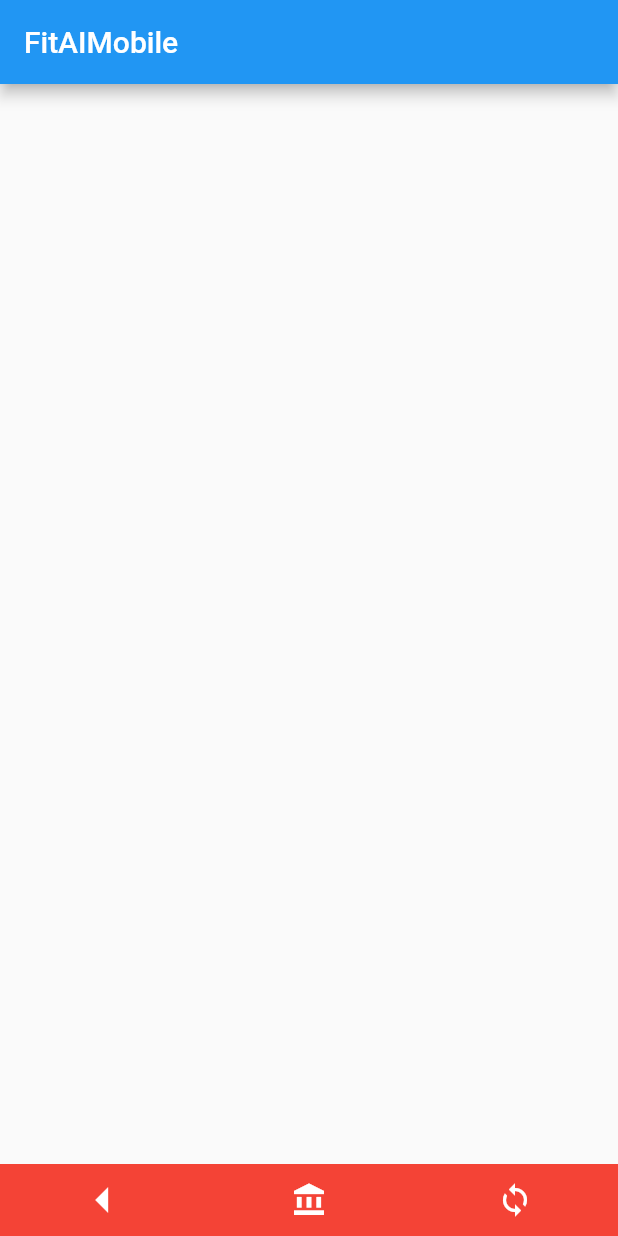
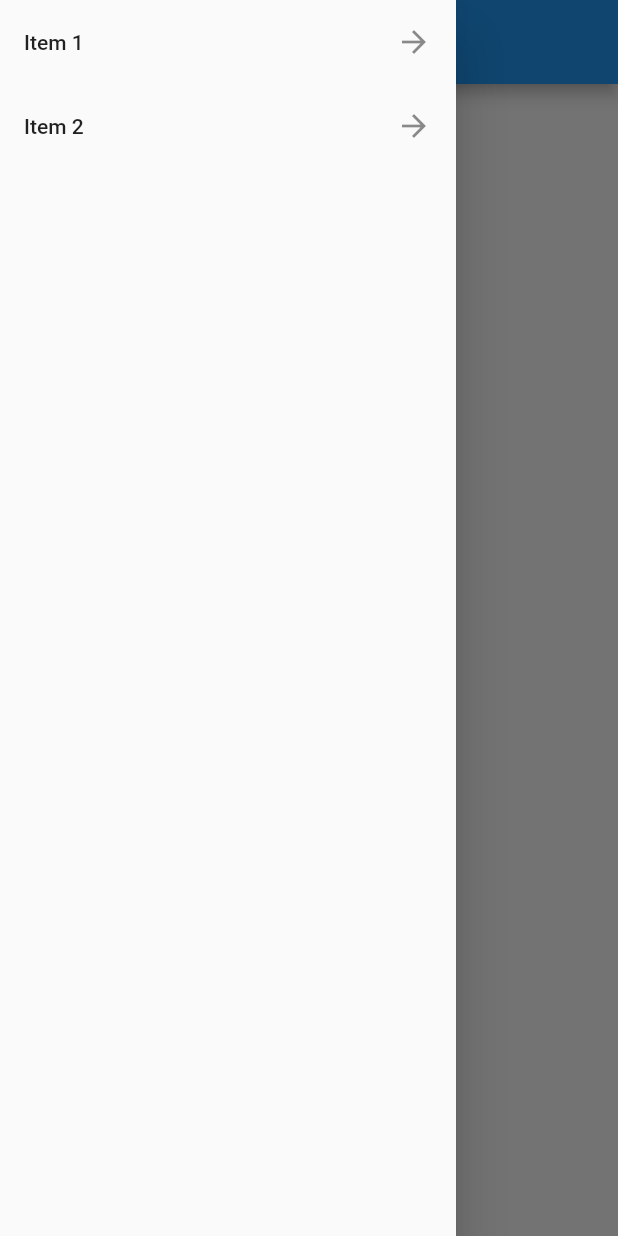
Before and after one commit to Daanvdjagt/FitAiMobile, a Flutter app: the screen it shows after launch, with the side drawer open (before the commit the screen has no drawer), on a phone screen of 412 x 824 dp. Run offline on Flutter 3.47's test engine with Material 2 defaults, Android fonts, the phone set to English and light mode, and no system bars.

Commit message:
feat: add side menu

```diff
--- a/lib/app/navigator.dart
+++ b/lib/app/navigator.dart
@@ -3,24 +3,54 @@ import './screens/welcome.dart';
 import './screens/login.dart';
 
 
+// class Navbar extends StatelessWidget {
+//   @override
+//   Widget build(BuildContext context) {
+//     return Container(
+//       color: Colors.red,
+//       child: Row(
+//         mainAxisAlignment: MainAxisAlignment.spaceAround,
+//         children: <Widget>[
+//           FlatButton(
+//               onPressed: () => Navigator.pop(context),
+//               child: Icon(Icons.arrow_left, color: Colors.white, size: 40)),
+//           FlatButton(
+//               onPressed: () => Navigator.pushNamed(context, Welcome.id),
+//               child: Icon(Icons.account_balance, color: Colors.white)),
+//           FlatButton(
+//               onPressed: () => Navigator.pushNamed(context, Login.id),
+//               child: Icon(Icons.sync, color: Colors.white)),
+//         ],
+//       ),
+//     );
+//   }
+// }
+
+
 class Navbar extends StatelessWidget {
   @override
   Widget build(BuildContext context) {
-    return Container(
-      color: Colors.red,
-      child: Row(
-        mainAxisAlignment: MainAxisAlignment.spaceAround,
-        children: <Widget>[
-          FlatButton(
-              onPressed: () => Navigator.pop(context),
-              child: Icon(Icons.arrow_left, color: Colors.white, size: 40)),
-          FlatButton(
-              onPressed: () => Navigator.pushNamed(context, Welcome.id),
-              child: Icon(Icons.account_balance, color: Colors.white)),
-          FlatButton(
-              onPressed: () => Navigator.pushNamed(context, Login.id),
-              child: Icon(Icons.sync, color: Colors.white)),
-        ],
+    return Scaffold(
+      drawer: Drawer(
+        child: ListView(
+          padding: EdgeInsets.zero,
+          children: <Widget>[
+            DrawerHeader(
+              child: Text('Drawer header'),
+              decoration: BoxDecoration(
+                color: Colors.blue,
+              ),
+            ),
+            ListTile(
+              title: Text('Item 1'),
+              trailing: Icon(Icons.arrow_forward),
+            ),
+            ListTile(
+              title: Text('Item 2'),
+              trailing: Icon(Icons.arrow_forward),
+            )
+          ],
+        )
       ),
     );
   }
--- a/lib/app/screens/login.dart
+++ b/lib/app/screens/login.dart
@@ -14,7 +14,7 @@ class Login extends StatelessWidget {
           child: Text('Go back!'),
         ),
       ),
-      bottomNavigationBar: Navbar(),
+      drawer: Navbar(),
     );
   }
 }
--- a/lib/app/screens/welcome.dart
+++ b/lib/app/screens/welcome.dart
@@ -7,11 +7,21 @@ class Welcome extends StatelessWidget {
   @override
   Widget build(BuildContext context) {
     return Scaffold(
-      body: Center(),
       appBar: AppBar(
         title: Text('FitAIMobile')
       ),
-      bottomNavigationBar: Navbar(),
+      drawer: Drawer(
+        child: ListView(children: <Widget>[
+          ListTile(
+            title: Text('Item 1'),
+            trailing: Icon(Icons.arrow_forward),
+          ),
+          ListTile(
+            title: Text('Item 2'),
+            trailing: Icon(Icons.arrow_forward),
+          )
+        ],),
+      ),
     );
   }
 }
```
